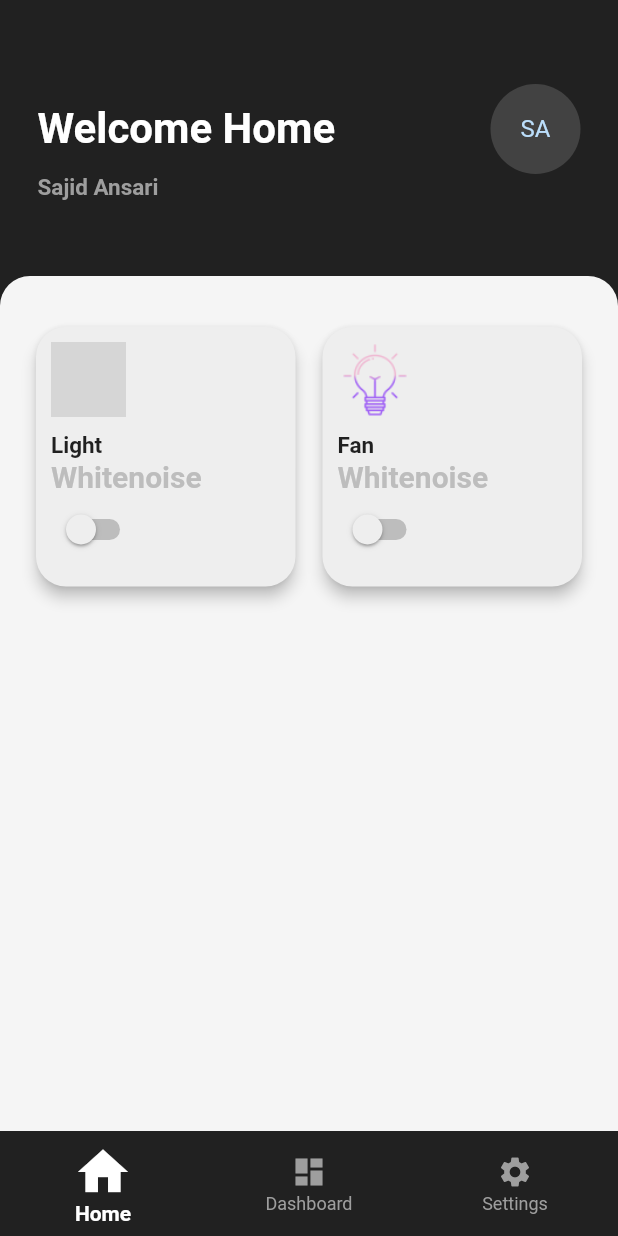
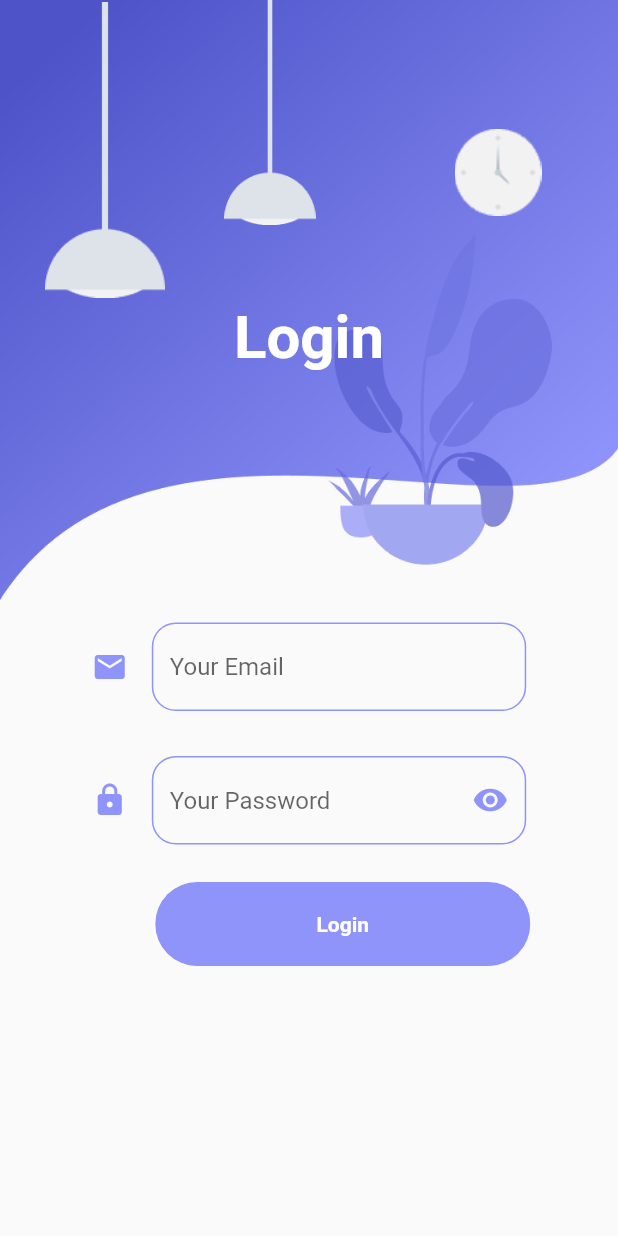
Before and after one commit to SajidAnTechie/IOT_Controller, a Flutter app: the screen it shows after launch, on a phone screen of 412 x 824 dp. Run offline on Flutter 3.47's test engine with Material 2 defaults, Android fonts, the phone set to English and light mode, and no system bars; grey boxes are pictures that could not be loaded.

Commit message:
POK-454: Add login form

```diff
--- /dev/null
+++ b/lib/components/backgrount.dart
@@ -0,0 +1,69 @@
+import 'package:flutter/material.dart';
+
+class BackgroundComponent extends StatelessWidget {
+  final Widget child;
+  final String headerName;
+  const BackgroundComponent({Key key, this.child, this.headerName})
+      : super(key: key);
+
+  @override
+  Widget build(BuildContext context) {
+    return Column(
+      children: [
+        Container(
+            width: double.infinity,
+            height: 400,
+            decoration: BoxDecoration(
+                image: DecorationImage(
+                    image: AssetImage("assets/images/background.png"),
+                    fit: BoxFit.fill)),
+            child: Stack(
+              children: [
+                Positioned(
+                    left: 30,
+                    width: 80,
+                    height: 200,
+                    child: Container(
+                      decoration: BoxDecoration(
+                          image: DecorationImage(
+                              image: AssetImage("assets/images/light-1.png"))),
+                    )),
+                Positioned(
+                    left: 140,
+                    width: 80,
+                    height: 150,
+                    child: Container(
+                      decoration: BoxDecoration(
+                          image: DecorationImage(
+                              image: AssetImage("assets/images/light-1.png"))),
+                    )),
+                Positioned(
+                    right: 40,
+                    top: 40,
+                    width: 80,
+                    height: 150,
+                    child: Container(
+                      decoration: BoxDecoration(
+                          image: DecorationImage(
+                              image: AssetImage('assets/images/clock.png'))),
+                    )),
+                Positioned(
+                    child: Container(
+                  margin: EdgeInsets.only(top: 50),
+                  child: Center(
+                    child: Text(
+                      headerName,
+                      style: TextStyle(
+                          color: Colors.white,
+                          fontSize: 40,
+                          fontWeight: FontWeight.bold),
+                    ),
+                  ),
+                )),
+              ],
+            )),
+        child
+      ],
+    );
+  }
+}
--- /dev/null
+++ b/lib/components/input_filed_container.dart
@@ -0,0 +1,22 @@
+import 'package:flutter/material.dart';
+import 'package:iotcontroller/constants/colors.dart';
+
+class InputFieldContainer extends StatelessWidget {
+  final Widget child;
+  const InputFieldContainer({Key key, this.child}) : super(key: key);
+
+  @override
+  Widget build(BuildContext context) {
+    Size size = MediaQuery.of(context).size;
+    return Container(
+      margin: EdgeInsets.symmetric(vertical: 10),
+      padding: EdgeInsets.symmetric(horizontal: 20, vertical: 5),
+      width: size.width * 0.8,
+      decoration: BoxDecoration(
+        //color: kPrimaryLightColor,
+        borderRadius: BorderRadius.circular(29),
+      ),
+      child: child,
+    );
+  }
+}
--- /dev/null
+++ b/lib/components/input_password_field.dart
@@ -0,0 +1,65 @@
+import 'package:flutter/material.dart';
+import 'package:iotcontroller/components/input_filed_container.dart';
+import 'package:iotcontroller/constants/colors.dart';
+
+class InputPasswordField extends StatefulWidget {
+  final String hintText;
+  final IconData icon;
+  final Function validator;
+  final ValueChanged<String> onChanged;
+  const InputPasswordField(
+      {Key key, this.hintText, this.icon, this.onChanged, this.validator})
+      : super(key: key);
+
+  @override
+  _InputPasswordFieldState createState() => _InputPasswordFieldState();
+}
+
+class _InputPasswordFieldState extends State<InputPasswordField> {
+  bool _obscureText = true;
+
+  @override
+  Widget build(BuildContext context) {
+    return InputFieldContainer(
+      child: TextFormField(
+        validator: widget.validator,
+        obscureText: _obscureText,
+        onChanged: widget.onChanged,
+        cursorColor: kPrimaryColor,
+        decoration: InputDecoration(
+            errorStyle: TextStyle(
+              color: Colors.red[400],
+              fontWeight: FontWeight.bold,
+              fontSize: 13,
+            ),
+            hintText: widget.hintText,
+            icon: Icon(
+              Icons.lock,
+              color: kPrimaryColor,
+            ),
+            suffixIcon: IconButton(
+              icon:
+                  Icon(_obscureText ? Icons.visibility : Icons.visibility_off),
+              onPressed: () {
+                setState(() {
+                  _obscureText = !_obscureText;
+                });
+              },
+              color: kPrimaryColor,
+            ),
+            enabledBorder: OutlineInputBorder(
+                borderRadius: BorderRadius.circular(16),
+                borderSide: BorderSide(color: kPrimaryColor)),
+            focusedBorder: OutlineInputBorder(
+                borderRadius: BorderRadius.circular(16),
+                borderSide: BorderSide(color: kPrimaryColor)),
+            errorBorder: OutlineInputBorder(
+                borderRadius: BorderRadius.circular(16),
+                borderSide: BorderSide(color: Colors.red[400])),
+            focusedErrorBorder: OutlineInputBorder(
+                borderRadius: BorderRadius.circular(16),
+                borderSide: BorderSide(color: Colors.red[400]))),
+      ),
+    );
+  }
+}
--- /dev/null
+++ b/lib/components/input_text_field.dart
@@ -0,0 +1,47 @@
+import 'package:flutter/material.dart';
+import 'package:iotcontroller/components/input_filed_container.dart';
+import 'package:iotcontroller/constants/colors.dart';
+
+class InputTextField extends StatelessWidget {
+  final String hintText;
+  final IconData icon;
+  final Function validator;
+  final ValueChanged<String> onChanged;
+  const InputTextField(
+      {Key key, this.hintText, this.icon, this.onChanged, this.validator})
+      : super(key: key);
+
+  @override
+  Widget build(BuildContext context) {
+    return InputFieldContainer(
+      child: TextFormField(
+        validator: validator,
+        onChanged: onChanged,
+        cursorColor: kPrimaryColor,
+        decoration: InputDecoration(
+            errorStyle: TextStyle(
+              color: Colors.red[400],
+              fontWeight: FontWeight.bold,
+              fontSize: 13,
+            ),
+            icon: Icon(
+              icon,
+              color: kPrimaryColor,
+            ),
+            hintText: hintText,
+            enabledBorder: OutlineInputBorder(
+                borderRadius: BorderRadius.circular(16),
+                borderSide: BorderSide(color: kPrimaryColor)),
+            focusedBorder: OutlineInputBorder(
+                borderRadius: BorderRadius.circular(16),
+                borderSide: BorderSide(color: kPrimaryColor)),
+            errorBorder: OutlineInputBorder(
+                borderRadius: BorderRadius.circular(16),
+                borderSide: BorderSide(color: Colors.red[400])),
+            focusedErrorBorder: OutlineInputBorder(
+                borderRadius: BorderRadius.circular(16),
+                borderSide: BorderSide(color: Colors.red[400]))),
+      ),
+    );
+  }
+}
--- /dev/null
+++ b/lib/components/rounded_button.dart
@@ -0,0 +1,46 @@
+import 'package:flutter/material.dart';
+import 'package:iotcontroller/constants/colors.dart';
+
+class RoundedButton extends StatelessWidget {
+  final String text;
+  final Function press;
+  final Color color, textColor;
+  const RoundedButton({
+    Key key,
+    this.text,
+    this.press,
+    this.color = kPrimaryColor,
+    this.textColor = Colors.white,
+  }) : super(key: key);
+
+  @override
+  Widget build(BuildContext context) {
+    Size size = MediaQuery.of(context).size;
+    return Padding(
+      padding: EdgeInsets.only(left: 45),
+      child: Container(
+        margin: EdgeInsets.symmetric(vertical: 10),
+        width: 250,
+        child: ClipRRect(
+          borderRadius: BorderRadius.circular(29),
+          child: newElevatedButton(),
+        ),
+      ),
+    );
+  }
+
+  Widget newElevatedButton() {
+    return ElevatedButton(
+      child: Text(
+        text,
+        style: TextStyle(color: textColor, fontWeight: FontWeight.bold),
+      ),
+      onPressed: press,
+      style: ElevatedButton.styleFrom(
+          primary: color,
+          padding: EdgeInsets.symmetric(horizontal: 40, vertical: 20),
+          textStyle: TextStyle(
+              color: textColor, fontSize: 14, fontWeight: FontWeight.w500)),
+    );
+  }
+}
--- /dev/null
+++ b/lib/constants/colors.dart
@@ -0,0 +1,4 @@
+import 'package:flutter/material.dart';
+
+const kPrimaryColor = Color.fromRGBO(143, 148, 251, 1);
+const kPrimaryLightColor = Color(0xFFF1E6FF);
--- a/lib/main.dart
+++ b/lib/main.dart
@@ -1,5 +1,5 @@
 import 'package:flutter/material.dart';
-import 'package:iotcontroller/screens/home.dart';
+import 'package:iotcontroller/screens/login.dart';
 
 void main() {
   runApp(IotController());
@@ -13,7 +13,7 @@ class IotController extends StatelessWidget {
     return MaterialApp(
       title: "IOT Controller",
       theme: ThemeData(primaryColor: Colors.white),
-      home: Home(),
+      home: Login(),
     );
   }
 }
--- a/lib/screens/controllers.dart
+++ b/lib/screens/controllers.dart
@@ -1,5 +1,5 @@
 import 'package:flutter/material.dart';
-import 'package:iotcontroller/screens/model/controller.dart';
+import 'package:iotcontroller/model/controller.dart';
 
 class Controller extends StatefulWidget {
   final ControllerModel controller;
--- a/lib/screens/home.dart
+++ b/lib/screens/home.dart
@@ -1,6 +1,6 @@
 import 'package:flutter/material.dart';
 import 'package:iotcontroller/screens/controllers.dart';
-import 'package:iotcontroller/screens/model/controller.dart';
+import 'package:iotcontroller/model/controller.dart';
 
 class Home extends StatefulWidget {
   const Home({Key key}) : super(key: key);
--- /dev/null
+++ b/lib/screens/login.dart
@@ -0,0 +1,66 @@
+import 'package:flutter/material.dart';
+import 'package:iotcontroller/components/backgrount.dart';
+import 'package:iotcontroller/components/input_password_field.dart';
+import 'package:iotcontroller/components/input_text_field.dart';
+import 'package:iotcontroller/components/rounded_button.dart';
+
+class Login extends StatefulWidget {
+  const Login({Key key}) : super(key: key);
+
+  @override
+  _LoginState createState() => _LoginState();
+}
+
+class _LoginState extends State<Login> {
+  final _formKey = GlobalKey<FormState>();
+
+  @override
+  Widget build(BuildContext context) {
+    return Scaffold(
+      body: SingleChildScrollView(
+        child: BackgroundComponent(
+          headerName: "Login",
+          child: Form(
+            key: _formKey,
+            child: Column(
+              children: [
+                InputTextField(
+                  hintText: "Your Email",
+                  onChanged: (value) => {},
+                  icon: Icons.email,
+                  validator: (value) {
+                    if (value == null || value.isEmpty) {
+                      return 'Please enter valid email';
+                    }
+                    return null;
+                  },
+                ),
+                InputPasswordField(
+                  hintText: "Your Password",
+                  onChanged: (value) => {},
+                  icon: Icons.lock,
+                  validator: (value) {
+                    if (value == null || value.isEmpty) {
+                      return 'Please enter password';
+                    }
+                    return null;
+                  },
+                ),
+                RoundedButton(
+                  press: () {
+                    if (_formKey.currentState.validate()) {
+                      print("Ok");
+                    } else {
+                      print("Not ok");
+                    }
+                  },
+                  text: "Login",
+                )
+              ],
+            ),
+          ),
+        ),
+      ),
+    );
+  }
+}
--- a/pubspec.yaml
+++ b/pubspec.yaml
@@ -47,6 +47,7 @@ flutter:
   # To add assets to your application, add an assets section, like this:
   assets:
     - assets/
+    - assets/images/
 
   # An image asset can refer to one or more resolution-specific "variants", see
   # https://flutter.dev/assets-and-images/#resolution-aware.
```
Also changed, not shown: assets/images/background.png (added), assets/images/clock.png (added), assets/images/light-1.png (added), assets/images/light-2.png (added), lib/model/controller.dart (renamed from lib/screens/model/controller.dart).
